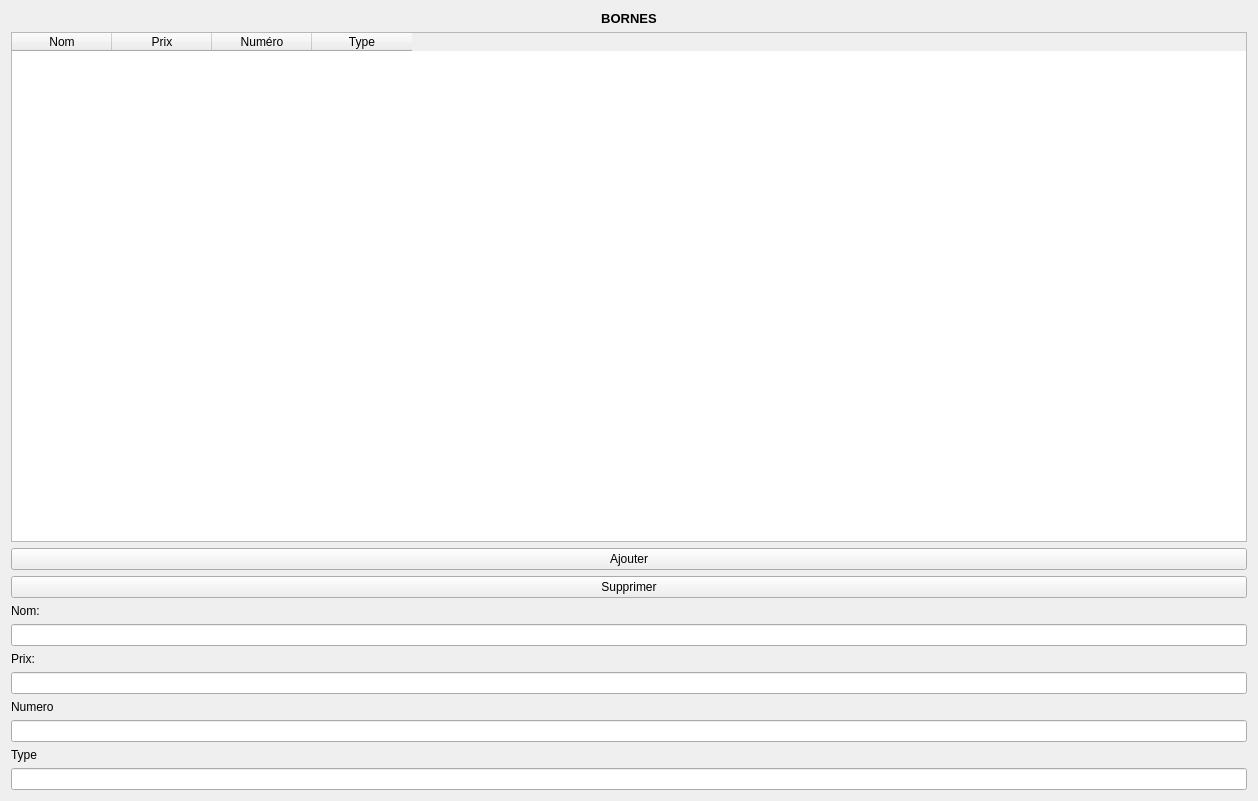
Above: PPE/Borne.ui from fallonloicc/PPE-Qt before the change. Below: the same form after it.
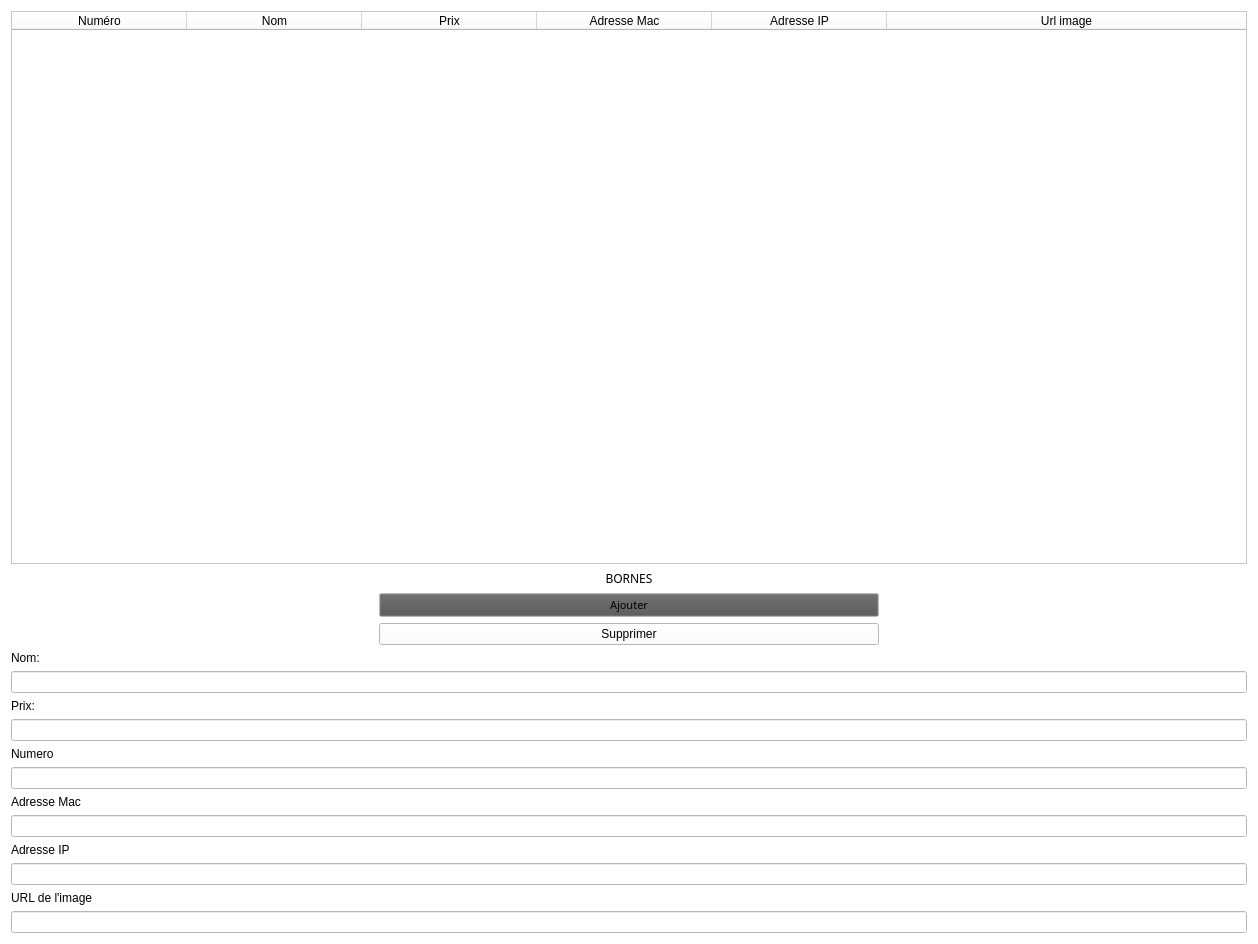
That is the form after the change.

Diff of the .ui file:
```diff
--- a/PPE/Borne.ui
+++ b/PPE/Borne.ui
@@ -7,26 +7,566 @@
     <x>0</x>
     <y>0</y>
     <width>1258</width>
-    <height>801</height>
+    <height>944</height>
    </rect>
   </property>
+  <property name="palette">
+   <palette>
+    <active>
+     <colorrole role="WindowText">
+      <brush brushstyle="SolidPattern">
+       <color alpha="255">
+        <red>0</red>
+        <green>0</green>
+        <blue>0</blue>
+       </color>
+      </brush>
+     </colorrole>
+     <colorrole role="Button">
+      <brush brushstyle="SolidPattern">
+       <color alpha="255">
+        <red>255</red>
+        <green>255</green>
+        <blue>255</blue>
+       </color>
+      </brush>
+     </colorrole>
+     <colorrole role="Light">
+      <brush brushstyle="SolidPattern">
+       <color alpha="255">
+        <red>255</red>
+        <green>255</green>
+        <blue>255</blue>
+       </color>
+      </brush>
+     </colorrole>
+     <colorrole role="Midlight">
+      <brush brushstyle="SolidPattern">
+       <color alpha="255">
+        <red>255</red>
+        <green>255</green>
+        <blue>255</blue>
+       </color>
+      </brush>
+     </colorrole>
+     <colorrole role="Dark">
+      <brush brushstyle="SolidPattern">
+       <color alpha="255">
+        <red>127</red>
+        <green>127</green>
+        <blue>127</blue>
+       </color>
+      </brush>
+     </colorrole>
+     <colorrole role="Mid">
+      <brush brushstyle="SolidPattern">
+       <color alpha="255">
+        <red>170</red>
+        <green>170</green>
+        <blue>170</blue>
+       </color>
+      </brush>
+     </colorrole>
+     <colorrole role="Text">
+      <brush brushstyle="SolidPattern">
+       <color alpha="255">
+        <red>0</red>
+        <green>0</green>
+        <blue>0</blue>
+       </color>
+      </brush>
+     </colorrole>
+     <colorrole role="BrightText">
+      <brush brushstyle="SolidPattern">
+       <color alpha="255">
+        <red>255</red>
+        <green>255</green>
+        <blue>255</blue>
+       </color>
+      </brush>
+     </colorrole>
+     <colorrole role="ButtonText">
+      <brush brushstyle="SolidPattern">
+       <color alpha="255">
+        <red>0</red>
+        <green>0</green>
+        <blue>0</blue>
+       </color>
+      </brush>
+     </colorrole>
+     <colorrole role="Base">
+      <brush brushstyle="SolidPattern">
+       <color alpha="255">
+        <red>255</red>
+        <green>255</green>
+        <blue>255</blue>
+       </color>
+      </brush>
+     </colorrole>
+     <colorrole role="Window">
+      <brush brushstyle="SolidPattern">
+       <color alpha="255">
+        <red>255</red>
+        <green>255</green>
+        <blue>255</blue>
+       </color>
+      </brush>
+     </colorrole>
+     <colorrole role="Shadow">
+      <brush brushstyle="SolidPattern">
+       <color alpha="255">
+        <red>0</red>
+        <green>0</green>
+        <blue>0</blue>
+       </color>
+      </brush>
+     </colorrole>
+     <colorrole role="AlternateBase">
+      <brush brushstyle="SolidPattern">
+       <color alpha="255">
+        <red>255</red>
+        <green>255</green>
+        <blue>255</blue>
+       </color>
+      </brush>
+     </colorrole>
+     <colorrole role="ToolTipBase">
+      <brush brushstyle="SolidPattern">
+       <color alpha="255">
+        <red>255</red>
+        <green>255</green>
+        <blue>220</blue>
+       </color>
+      </brush>
+     </colorrole>
+     <colorrole role="ToolTipText">
+      <brush brushstyle="SolidPattern">
+       <color alpha="255">
+        <red>0</red>
+        <green>0</green>
+        <blue>0</blue>
+       </color>
+      </brush>
+     </colorrole>
+     <colorrole role="PlaceholderText">
+      <brush brushstyle="SolidPattern">
+       <color alpha="128">
+        <red>0</red>
+        <green>0</green>
+        <blue>0</blue>
+       </color>
+      </brush>
+     </colorrole>
+    </active>
+    <inactive>
+     <colorrole role="WindowText">
+      <brush brushstyle="SolidPattern">
+       <color alpha="255">
+        <red>0</red>
+        <green>0</green>
+        <blue>0</blue>
+       </color>
+      </brush>
+     </colorrole>
+     <colorrole role="Button">
+      <brush brushstyle="SolidPattern">
+       <color alpha="255">
+        <red>255</red>
+        <green>255</green>
+        <blue>255</blue>
+       </color>
+      </brush>
+     </colorrole>
+     <colorrole role="Light">
+      <brush brushstyle="SolidPattern">
+       <color alpha="255">
+        <red>255</red>
+        <green>255</green>
+        <blue>255</blue>
+       </color>
+      </brush>
+     </colorrole>
+     <colorrole role="Midlight">
+      <brush brushstyle="SolidPattern">
+       <color alpha="255">
+        <red>255</red>
+        <green>255</green>
+        <blue>255</blue>
+       </color>
+      </brush>
+     </colorrole>
+     <colorrole role="Dark">
+      <brush brushstyle="SolidPattern">
+       <color alpha="255">
+        <red>127</red>
+        <green>127</green>
+        <blue>127</blue>
+       </color>
+      </brush>
+     </colorrole>
+     <colorrole role="Mid">
+      <brush brushstyle="SolidPattern">
+       <color alpha="255">
+        <red>170</red>
+        <green>170</green>
+        <blue>170</blue>
+       </color>
+      </brush>
+     </colorrole>
+     <colorrole role="Text">
+      <brush brushstyle="SolidPattern">
+       <color alpha="255">
+        <red>0</red>
+        <green>0</green>
+        <blue>0</blue>
+       </color>
+      </brush>
+     </colorrole>
+     <colorrole role="BrightText">
+      <brush brushstyle="SolidPattern">
+       <color alpha="255">
+        <red>255</red>
+        <green>255</green>
+        <blue>255</blue>
+       </color>
+      </brush>
+     </colorrole>
+     <colorrole role="ButtonText">
+      <brush brushstyle="SolidPattern">
+       <color alpha="255">
+        <red>0</red>
+        <green>0</green>
+        <blue>0</blue>
+       </color>
+      </brush>
+     </colorrole>
+     <colorrole role="Base">
+      <brush brushstyle="SolidPattern">
+       <color alpha="255">
+        <red>255</red>
+        <green>255</green>
+        <blue>255</blue>
+       </color>
+      </brush>
+     </colorrole>
+     <colorrole role="Window">
+      <brush brushstyle="SolidPattern">
+       <color alpha="255">
+        <red>255</red>
+        <green>255</green>
+        <blue>255</blue>
+       </color>
+      </brush>
+     </colorrole>
+     <colorrole role="Shadow">
+      <brush brushstyle="SolidPattern">
+       <color alpha="255">
+        <red>0</red>
+        <green>0</green>
+        <blue>0</blue>
+       </color>
+      </brush>
+     </colorrole>
+     <colorrole role="AlternateBase">
+      <brush brushstyle="SolidPattern">
+       <color alpha="255">
+        <red>255</red>
+        <green>255</green>
+        <blue>255</blue>
+       </color>
+      </brush>
+     </colorrole>
+     <colorrole role="ToolTipBase">
+      <brush brushstyle="SolidPattern">
+       <color alpha="255">
+        <red>255</red>
+        <green>255</green>
+        <blue>220</blue>
+       </color>
+      </brush>
+     </colorrole>
+     <colorrole role="ToolTipText">
+      <brush brushstyle="SolidPattern">
+       <color alpha="255">
+        <red>0</red>
+        <green>0</green>
+        <blue>0</blue>
+       </color>
+      </brush>
+     </colorrole>
+     <colorrole role="PlaceholderText">
+      <brush brushstyle="SolidPattern">
+       <color alpha="128">
+        <red>0</red>
+        <green>0</green>
+        <blue>0</blue>
+       </color>
+      </brush>
+     </colorrole>
+    </inactive>
+    <disabled>
+     <colorrole role="WindowText">
+      <brush brushstyle="SolidPattern">
+       <color alpha="255">
+        <red>127</red>
+        <green>127</green>
+        <blue>127</blue>
+       </color>
+      </brush>
+     </colorrole>
+     <colorrole role="Button">
+      <brush brushstyle="SolidPattern">
+       <color alpha="255">
+        <red>255</red>
+        <green>255</green>
+        <blue>255</blue>
+       </color>
+      </brush>
+     </colorrole>
+     <colorrole role="Light">
+      <brush brushstyle="SolidPattern">
+       <color alpha="255">
+        <red>255</red>
+        <green>255</green>
+        <blue>255</blue>
+       </color>
+      </brush>
+     </colorrole>
+     <colorrole role="Midlight">
+      <brush brushstyle="SolidPattern">
+       <color alpha="255">
+        <red>255</red>
+        <green>255</green>
+        <blue>255</blue>
+       </color>
+      </brush>
+     </colorrole>
+     <colorrole role="Dark">
+      <brush brushstyle="SolidPattern">
+       <color alpha="255">
+        <red>127</red>
+        <green>127</green>
+        <blue>127</blue>
+       </color>
+      </brush>
+     </colorrole>
+     <colorrole role="Mid">
+      <brush brushstyle="SolidPattern">
+       <color alpha="255">
+        <red>170</red>
+        <green>170</green>
+        <blue>170</blue>
+       </color>
+      </brush>
+     </colorrole>
+     <colorrole role="Text">
+      <brush brushstyle="SolidPattern">
+       <color alpha="255">
+        <red>127</red>
+        <green>127</green>
+        <blue>127</blue>
+       </color>
+      </brush>
+     </colorrole>
+     <colorrole role="BrightText">
+      <brush brushstyle="SolidPattern">
+       <color alpha="255">
+        <red>255</red>
+        <green>255</green>
+        <blue>255</blue>
+       </color>
+      </brush>
+     </colorrole>
+     <colorrole role="ButtonText">
+      <brush brushstyle="SolidPattern">
+       <color alpha="255">
+        <red>127</red>
+        <green>127</green>
+        <blue>127</blue>
+       </color>
+      </brush>
+     </colorrole>
+     <colorrole role="Base">
+      <brush brushstyle="SolidPattern">
+       <color alpha="255">
+        <red>255</red>
+        <green>255</green>
+        <blue>255</blue>
+       </color>
+      </brush>
+     </colorrole>
+     <colorrole role="Window">
+      <brush brushstyle="SolidPattern">
+       <color alpha="255">
+        <red>255</red>
+        <green>255</green>
+        <blue>255</blue>
+       </color>
+      </brush>
+     </colorrole>
+     <colorrole role="Shadow">
+      <brush brushstyle="SolidPattern">
+       <color alpha="255">
+        <red>0</red>
+        <green>0</green>
+        <blue>0</blue>
+       </color>
+      </brush>
+     </colorrole>
+     <colorrole role="AlternateBase">
+      <brush brushstyle="SolidPattern">
+       <color alpha="255">
+        <red>255</red>
+        <green>255</green>
+        <blue>255</blue>
+       </color>
+      </brush>
+     </colorrole>
+     <colorrole role="ToolTipBase">
+      <brush brushstyle="SolidPattern">
+       <color alpha="255">
+        <red>255</red>
+        <green>255</green>
+        <blue>220</blue>
+       </color>
+      </brush>
+     </colorrole>
+     <colorrole role="ToolTipText">
+      <brush brushstyle="SolidPattern">
+       <color alpha="255">
+        <red>0</red>
+        <green>0</green>
+        <blue>0</blue>
+       </color>
+      </brush>
+     </colorrole>
+     <colorrole role="PlaceholderText">
+      <brush brushstyle="SolidPattern">
+       <color alpha="128">
+        <red>0</red>
+        <green>0</green>
+        <blue>0</blue>
+       </color>
+      </brush>
+     </colorrole>
+    </disabled>
+   </palette>
+  </property>
   <property name="windowTitle">
    <string>Borne</string>
   </property>
+  <property name="styleSheet">
+   <string notr="true">font: 7pt &quot;Century Gothic&quot;;</string>
+  </property>
   <layout class="QVBoxLayout" name="verticalLayout">
    <item>
     <layout class="QVBoxLayout" name="verticalLayout_40">
      <item>
       <layout class="QVBoxLayout" name="verticalLayout_8">
+       <item>
+        <widget class="QTableWidget" name="TableBorne">
+         <property name="minimumSize">
+          <size>
+           <width>1236</width>
+           <height>517</height>
+          </size>
+         </property>
+         <property name="styleSheet">
+          <string notr="true">font: 8pt &quot;Century Gothic&quot;;</string>
+         </property>
+         <property name="lineWidth">
+          <number>3</number>
+         </property>
+         <property name="sizeAdjustPolicy">
+          <enum>QAbstractScrollArea::AdjustToContents</enum>
+         </property>
+         <property name="autoScrollMargin">
+          <number>50</number>
+         </property>
+         <property name="dragDropMode">
+          <enum>QAbstractItemView::NoDragDrop</enum>
+         </property>
+         <property name="selectionMode">
+          <enum>QAbstractItemView::NoSelection</enum>
+         </property>
+         <property name="gridStyle">
+          <enum>Qt::SolidLine</enum>
+         </property>
+         <attribute name="horizontalHeaderDefaultSectionSize">
+          <number>175</number>
+         </attribute>
+         <attribute name="horizontalHeaderHighlightSections">
+          <bool>true</bool>
+         </attribute>
+         <attribute name="horizontalHeaderMinimumSectionSize">
+          <number>175</number>
+         </attribute>
+         <attribute name="horizontalHeaderShowSortIndicator" stdset="0">
+          <bool>false</bool>
+         </attribute>
+         <attribute name="horizontalHeaderStretchLastSection">
+          <bool>true</bool>
+         </attribute>
+         <attribute name="verticalHeaderCascadingSectionResizes">
+          <bool>false</bool>
+         </attribute>
+         <attribute name="verticalHeaderDefaultSectionSize">
+          <number>50</number>
+         </attribute>
+         <attribute name="verticalHeaderMinimumSectionSize">
+          <number>50</number>
+         </attribute>
+         <column>
+          <property name="text">
+           <string>Numéro</string>
+          </property>
+          <property name="font">
+           <font>
+            <strikeout>false</strikeout>
+           </font>
+          </property>
+         </column>
+         <column>
+          <property name="text">
+           <string>Nom</string>
+          </property>
+         </column>
+         <column>
+          <property name="text">
+           <string>Prix</string>
+          </property>
+         </column>
+         <column>
+          <property name="text">
+           <string>Adresse Mac</string>
+          </property>
+         </column>
+         <column>
+          <property name="text">
+           <string>Adresse IP</string>
+          </property>
+         </column>
+         <column>
+          <property name="text">
+           <string>Url image</string>
+          </property>
+         </column>
+        </widget>
+       </item>
        <item>
         <widget class="QLabel" name="label_7">
          <property name="font">
           <font>
-           <pointsize>10</pointsize>
-           <weight>75</weight>
-           <bold>true</bold>
+           <family>Century Gothic</family>
+           <pointsize>9</pointsize>
+           <weight>50</weight>
+           <italic>false</italic>
+           <bold>false</bold>
           </font>
          </property>
+         <property name="styleSheet">
+          <string notr="true">font: 9pt &quot;Century Gothic&quot;;</string>
+         </property>
          <property name="text">
           <string>BORNES</string>
          </property>
@@ -38,49 +578,171 @@
          </property>
         </widget>
        </item>
-       <item>
-        <widget class="QTableWidget" name="TableBorne">
-         <property name="maximumSize">
-          <size>
-           <width>16777215</width>
-           <height>16777215</height>
-          </size>
-         </property>
-         <column>
-          <property name="text">
-           <string>Nom</string>
-          </property>
-         </column>
-         <column>
-          <property name="text">
-           <string>Prix</string>
-          </property>
-         </column>
-         <column>
-          <property name="text">
-           <string>Numéro</string>
-          </property>
-         </column>
-         <column>
-          <property name="text">
-           <string>Type</string>
-          </property>
-         </column>
-        </widget>
-       </item>
       </layout>
      </item>
      <item>
       <layout class="QVBoxLayout" name="verticalLayout_4">
-       <item>
+       <item alignment="Qt::AlignHCenter">
         <widget class="QPushButton" name="AddButton">
+         <property name="enabled">
+          <bool>true</bool>
+         </property>
+         <property name="minimumSize">
+          <size>
+           <width>500</width>
+           <height>0</height>
+          </size>
+         </property>
+         <property name="maximumSize">
+          <size>
+           <width>500</width>
+           <height>200</height>
+          </size>
+         </property>
+         <property name="sizeIncrement">
+          <size>
+           <width>0</width>
+           <height>0</height>
+          </size>
+         </property>
+         <property name="palette">
+          <palette>
+           <active>
+            <colorrole role="WindowText">
+             <brush brushstyle="SolidPattern">
+              <color alpha="255">
+               <red>0</red>
+               <green>0</green>
+               <blue>0</blue>
+              </color>
+             </brush>
+            </colorrole>
+            <colorrole role="Button">
+             <brush brushstyle="SolidPattern">
+              <color alpha="255">
+               <red>83</red>
+               <green>83</green>
+               <blue>83</blue>
+              </color>
+             </brush>
+            </colorrole>
+            <colorrole role="Base">
+             <brush brushstyle="SolidPattern">
+              <color alpha="255">
+               <red>255</red>
+               <green>255</green>
+               <blue>255</blue>
+              </color>
+             </brush>
+            </colorrole>
+           </active>
+           <inactive>
+            <colorrole role="WindowText">
+             <brush brushstyle="SolidPattern">
+              <color alpha="255">
+               <red>0</red>
+               <green>0</green>
+               <blue>0</blue>
+              </color>
+             </brush>
+            </colorrole>
+            <colorrole role="Button">
+             <brush brushstyle="SolidPattern">
+              <color alpha="255">
+               <red>83</red>
+               <green>83</green>
+               <blue>83</blue>
+              </color>
+             </brush>
+            </colorrole>
+            <colorrole role="Base">
+             <brush brushstyle="SolidPattern">
+              <color alpha="255">
+               <red>255</red>
+               <green>255</green>
+               <blue>255</blue>
+              </color>
+             </brush>
+            </colorrole>
+           </inactive>
+           <disabled>
+            <colorrole role="WindowText">
+             <brush brushstyle="SolidPattern">
+              <color alpha="255">
+               <red>120</red>
+               <green>120</green>
+               <blue>120</blue>
+              </color>
+             </brush>
+            </colorrole>
+            <colorrole role="Button">
+             <brush brushstyle="SolidPattern">
+              <color alpha="255">
+               <red>83</red>
+               <green>83</green>
+               <blue>83</blue>
+              </color>
+             </brush>
+            </colorrole>
+            <colorrole role="Base">
+             <brush brushstyle="SolidPattern">
+              <color alpha="255">
+               <red>255</red>
+               <green>255</green>
+               <blue>255</blue>
+              </color>
+             </brush>
+            </colorrole>
+           </disabled>
+          </palette>
+         </property>
+         <property name="font">
+          <font>
+           <family>Century Gothic</family>
+           <pointsize>8</pointsize>
+           <weight>50</weight>
+           <italic>false</italic>
+           <bold>false</bold>
+           <stylestrategy>PreferAntialias</stylestrategy>
+          </font>
+         </property>
+         <property name="cursor">
+          <cursorShape>PointingHandCursor</cursorShape>
+         </property>
+         <property name="styleSheet">
+          <string notr="true">font: 8pt &quot;Century Gothic&quot;;</string>
+         </property>
+         <property name="inputMethodHints">
+          <set>Qt::ImhNone</set>
+         </property>
          <property name="text">
           <string>Ajouter</string>
          </property>
+         <property name="iconSize">
+          <size>
+           <width>16</width>
+           <height>16</height>
+          </size>
+         </property>
+         <property name="autoDefault">
+          <bool>true</bool>
+         </property>
+         <property name="default">
+          <bool>false</bool>
+         </property>
         </widget>
        </item>
-       <item>
+       <item alignment="Qt::AlignHCenter">
         <widget class="QPushButton" name="DelButton">
+         <property name="minimumSize">
+          <size>
+           <width>500</width>
+           <height>0</height>
+          </size>
+         </property>
+         <property name="styleSheet">
+          <string notr="true">font: 8pt &quot;Century Gothic&quot;;</string>
+         </property>
          <property name="text">
           <string>Supprimer</string>
          </property>
@@ -88,16 +750,26 @@
        </item>
        <item>
         <widget class="QLabel" name="label">
+         <property name="styleSheet">
+          <string notr="true">font: 8pt &quot;Century Gothic&quot;;</string>
+         </property>
          <property name="text">
           <string>Nom: </string>
          </property>
         </widget>
        </item>
        <item>
-        <widget class="QLineEdit" name="editNom"/>
+        <widget class="QLineEdit" name="editNom">
+         <property name="styleSheet">
+          <string notr="true">font: 7pt &quot;Century Gothic&quot;;</string>
+         </property>
+        </widget>
        </item>
        <item>
         <widget class="QLabel" name="label_2">
+         <property name="styleSheet">
+          <string notr="true">font: 8pt &quot;Century Gothic&quot;;</string>
+         </property>
          <property name="text">
           <string>Prix: </string>
          </property>
@@ -105,6 +777,9 @@
        </item>
        <item>
         <widget class="QLineEdit" name="editPrix">
+         <property name="styleSheet">
+          <string notr="true">font: 9pt &quot;Century Gothic&quot;;</string>
+         </property>
          <property name="text">
           <string/>
          </property>
@@ -112,26 +787,74 @@
        </item>
        <item>
         <widget class="QLabel" name="label_3">
+         <property name="styleSheet">
+          <string notr="true">font: 8pt &quot;Century Gothic&quot;;</string>
+         </property>
          <property name="text">
           <string>Numero</string>
          </property>
         </widget>
        </item>
        <item>
-        <widget class="QLineEdit" name="editNum"/>
+        <widget class="QLineEdit" name="editNum">
+         <property name="styleSheet">
+          <string notr="true">font: 7pt &quot;Century Gothic&quot;;</string>
+         </property>
+        </widget>
        </item>
        <item>
         <widget class="QLabel" name="label_4">
+         <property name="styleSheet">
+          <string notr="true">font: 8pt &quot;Century Gothic&quot;;</string>
+         </property>
          <property name="text">
-          <string>Type</string>
+          <string>Adresse Mac</string>
          </property>
         </widget>
        </item>
        <item>
-        <widget class="QLineEdit" name="editType"/>
+        <widget class="QLineEdit" name="editType">
+         <property name="styleSheet">
+          <string notr="true">font: 7pt &quot;Century Gothic&quot;;</string>
+         </property>
+        </widget>
+       </item>
+       <item>
+        <widget class="QLabel" name="label_5">
+         <property name="styleSheet">
+          <string notr="true">font: 8pt &quot;Century Gothic&quot;;</string>
+         </property>
+         <property name="text">
+          <string>Adresse IP</string>
+         </property>
+        </widget>
        </item>
       </layout>
      </item>
+     <item>
+      <widget class="QLineEdit" name="editIP">
+       <property name="styleSheet">
+        <string notr="true">font: 7pt &quot;Century Gothic&quot;;</string>
+       </property>
+      </widget>
+     </item>
+     <item>
+      <widget class="QLabel" name="label_6">
+       <property name="styleSheet">
+        <string notr="true">font: 8pt &quot;Century Gothic&quot;;</string>
+       </property>
+       <property name="text">
+        <string>URL de l'image</string>
+       </property>
+      </widget>
+     </item>
+     <item>
+      <widget class="QLineEdit" name="editURL">
+       <property name="styleSheet">
+        <string notr="true">font: 7pt &quot;Century Gothic&quot;;</string>
+       </property>
+      </widget>
+     </item>
     </layout>
    </item>
   </layout>
```
